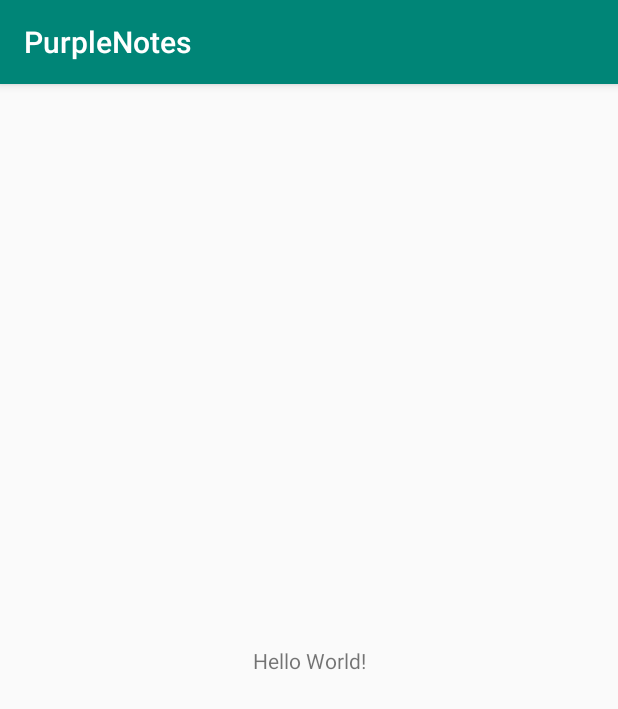
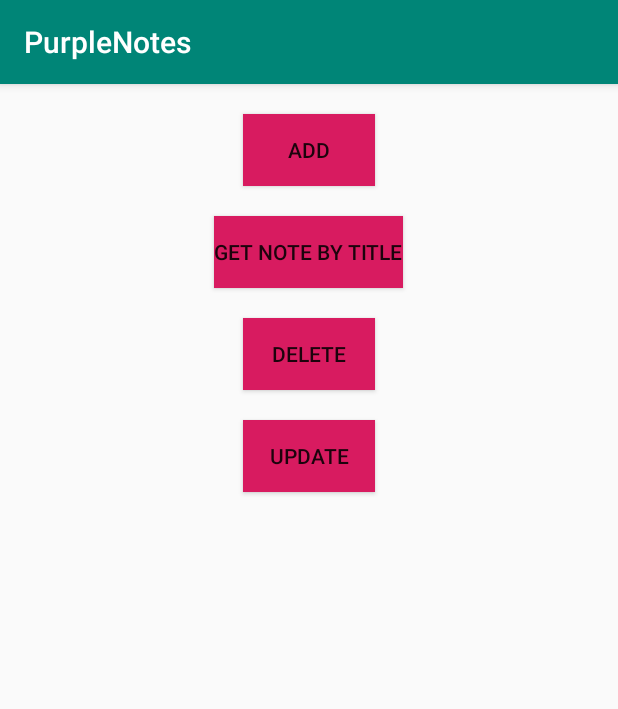
Before and after one commit to lovebabies/PurpleNotes, an Android app: the screen it shows after launch (MainActivity), on a phone screen of 412 x 824 dp. Shown: the top 709 px of the screen. Run offline under Robolectric (Android 15) with nearby library versions, the phone set to English and light mode, and no system bars.

Commit message:
convert ui

```diff
--- a/app/build.gradle
+++ b/app/build.gradle
@@ -24,8 +24,10 @@ android {
 
 dependencies {
     implementation fileTree(dir: 'libs', include: ['*.jar'])
-    implementation"org.jetbrains.kotlin:kotlin-stdlib-jdk7:$kotlin_version"
+    implementation "org.jetbrains.kotlin:kotlin-stdlib-jdk7:$kotlin_version"
     implementation 'com.android.support:appcompat-v7:28.0.0'
+    implementation "org.jetbrains.kotlin:kotlin-reflect:$kotlin_version"
+
     implementation 'com.android.support.constraint:constraint-layout:1.1.3'
     testImplementation 'junit:junit:4.12'
     androidTestImplementation 'com.android.support.test:runner:1.0.2'
--- a/app/src/main/java/com/example/purplenotes/MainActivity.kt
+++ b/app/src/main/java/com/example/purplenotes/MainActivity.kt
@@ -2,11 +2,58 @@ package com.example.purplenotes
 
 import android.support.v7.app.AppCompatActivity
 import android.os.Bundle
+import android.support.v4.app.Fragment
+import android.support.v4.app.FragmentManager
+import android.support.v4.app.FragmentTransaction
+import android.view.View
+import kotlinx.android.synthetic.main.activity_main.*
 
-class MainActivity : AppCompatActivity() {
+class MainActivity : AppCompatActivity(), View.OnClickListener {
 
     override fun onCreate(savedInstanceState: Bundle?) {
         super.onCreate(savedInstanceState)
         setContentView(R.layout.activity_main)
+
+        btnAdd.setOnClickListener(this)
+        btnGetNoteByTitle.setOnClickListener(this)
+        btnDeleteNote.setOnClickListener(this)
+        btnUpdate.setOnClickListener(this)
+    }
+
+    override fun onClick(v: View?) {
+        when(v?.id) {
+            R.id.btnAdd -> {
+                pushScreen(FragmentAddNoteDemo.newInstance(), FragmentAddNoteDemo::class.simpleName)
+            }
+
+            R.id.btnGetNoteByTitle -> {
+                pushScreen(FragmentGetNoteByIdDemo.newInstance(), FragmentGetNoteByIdDemo::class.simpleName)
+            }
+
+            R.id.btnDeleteNote -> {
+                pushScreen(FragmentDeleteDemo.newInstance(), FragmentDeleteDemo::class.simpleName)
+            }
+
+            R.id.btnUpdate -> {
+                pushScreen(FragmentUpdateDemo.newInstance(), FragmentUpdateDemo::class.simpleName)
+            }
+        }
+    }
+
+//    fun pushScreen(fragment: Fragment, tag: String?) {
+//        supportFragmentManager.transact {
+//            replace(R.id.mainContainer, fragment, tag)
+//                .addToBackStack(null)
+//        }
+//    }
+//
+//    inline fun FragmentManager.transact(action: FragmentTransaction.() -> Unit) {
+//        beginTransaction().apply {
+//            action
+//        }.commit()
+//    }
+
+    fun pushScreen(fragment: Fragment, tag: String?) {
+        supportFragmentManager.beginTransaction().replace(R.id.mainContainer, fragment, tag).addToBackStack(null).commit()
     }
 }
--- a/app/src/main/java/com/example/purplenotes/Note.kt
+++ b/app/src/main/java/com/example/purplenotes/Note.kt
@@ -1,6 +1,6 @@
 package com.example.purplenotes
 
-data class Note(var id: Int = 0,
+data class Note(
                 var title: String = "",
                 var content: String = "",
                 var createdTime: Long = 0,
--- a/app/src/main/res/layout/activity_main.xml
+++ b/app/src/main/res/layout/activity_main.xml
@@ -1,19 +1,53 @@
 <?xml version="1.0" encoding="utf-8"?>
-<android.support.constraint.ConstraintLayout
+<LinearLayout
         xmlns:android="http://schemas.android.com/apk/res/android"
         xmlns:tools="http://schemas.android.com/tools"
         xmlns:app="http://schemas.android.com/apk/res-auto"
         android:layout_width="match_parent"
         android:layout_height="match_parent"
-        tools:context=".MainActivity">
+        tools:context=".MainActivity"
+        android:orientation="vertical"
+        >
 
-    <TextView
+    <Button
             android:layout_width="wrap_content"
             android:layout_height="wrap_content"
-            android:text="Hello World!"
-            app:layout_constraintBottom_toBottomOf="parent"
-            app:layout_constraintLeft_toLeftOf="parent"
-            app:layout_constraintRight_toRightOf="parent"
-            app:layout_constraintTop_toTopOf="parent"/>
-
-</android.support.constraint.ConstraintLayout>
+            android:layout_gravity="center"
+            android:background="@color/colorAccent"
+            android:layout_marginTop="20dp"
+            android:id="@+id/btnAdd"
+            android:text="Add"
+            />
+    <Button
+            android:layout_width="wrap_content"
+            android:layout_height="wrap_content"
+            android:layout_gravity="center"
+            android:background="@color/colorAccent"
+            android:layout_marginTop="20dp"
+            android:id="@+id/btnGetNoteByTitle"
+            android:text="Get Note By Title"
+            />
+    <Button
+            android:layout_width="wrap_content"
+            android:layout_height="wrap_content"
+            android:layout_gravity="center"
+            android:background="@color/colorAccent"
+            android:layout_marginTop="20dp"
+            android:id="@+id/btnDeleteNote"
+            android:text="Delete"
+            />
+    <Button
+            android:layout_width="wrap_content"
+            android:layout_height="wrap_content"
+            android:layout_gravity="center"
+            android:background="@color/colorAccent"
+            android:layout_marginTop="20dp"
+            android:id="@+id/btnUpdate"
+            android:text="Update"
+            />
+    <FrameLayout
+            android:layout_width="match_parent"
+            android:layout_height="match_parent"
+            android:id="@+id/mainContainer"
+            />
+</LinearLayout>
```
Also changed, not shown: app/src/main/AndroidManifest.xml (+6 -3 lines), app/src/main/java/com/example/purplenotes/FragmentAddNoteDemo.kt (added, +33 -0 lines), app/src/main/java/com/example/purplenotes/FragmentDeleteDemo.kt (added, +27 -0 lines), app/src/main/java/com/example/purplenotes/FragmentGetNoteByIdDemo.kt (added, +26 -0 lines), app/src/main/java/com/example/purplenotes/FragmentUpdateDemo.kt (added, +17 -0 lines), app/src/main/java/com/example/purplenotes/NoteSqliteHelper.kt (+54 -11 lines), app/src/main/res/layout/fragment_add_note_demo.xml (added, +30 -0 lines), app/src/main/res/layout/fragment_delete_demo.xml (added, +20 -0 lines), app/src/main/res/layout/fragment_get_note_by_id_demo.xml (added, +23 -0 lines), app/src/main/res/layout/fragment_update_demo.xml (added, +35 -0 lines), 1 other file.
